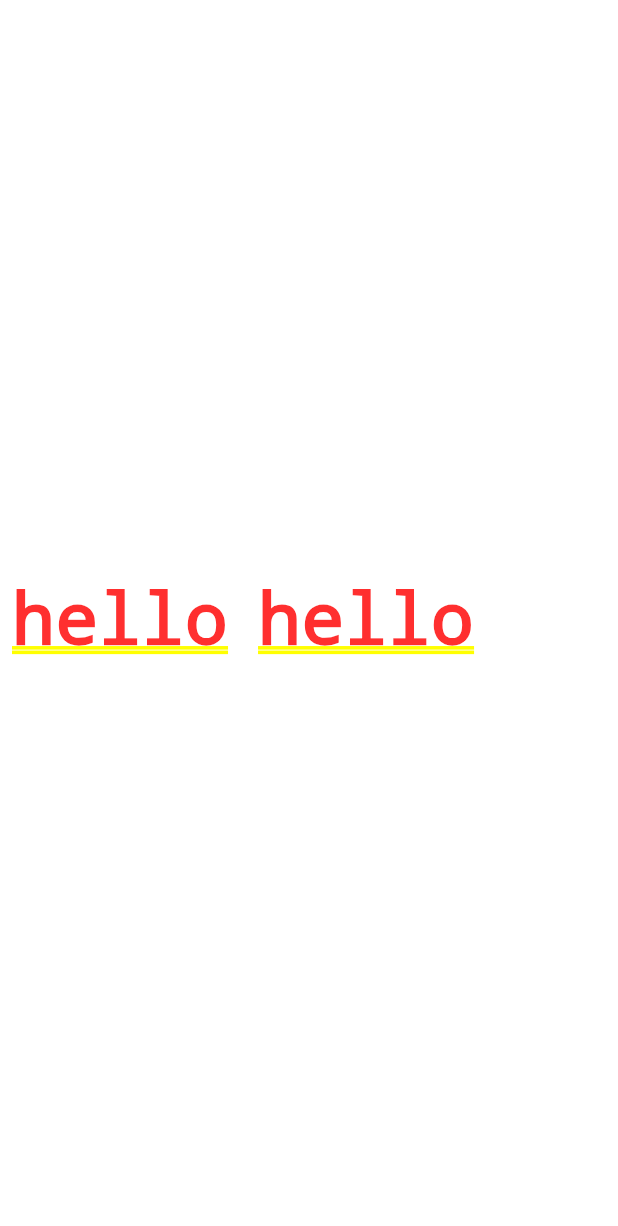
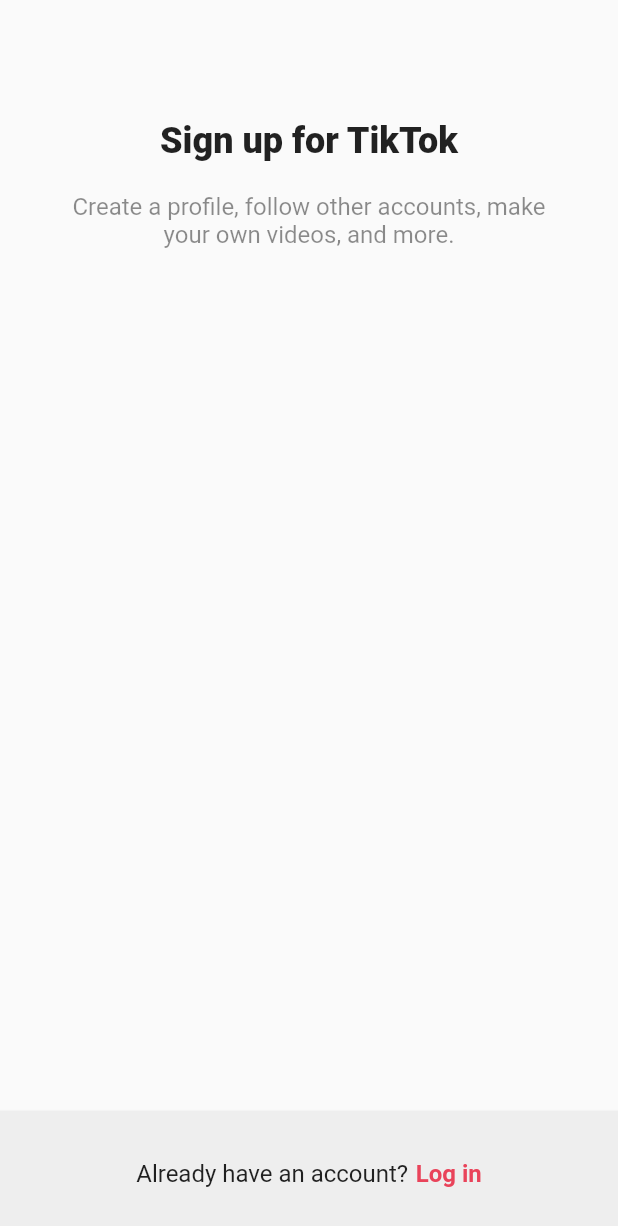
Before and after one commit to wonhopark89-dev/flutter_tictok_clone, a Flutter app: the screen it shows after launch, on a phone screen of 412 x 824 dp. Shown: the top 1226 px of the screen. Run offline on Flutter 3.47's test engine with Material 2 defaults, Android fonts, the phone set to English and light mode, and no system bars.

Commit message:
sign up screen

```diff
--- a/lib/main.dart
+++ b/lib/main.dart
@@ -1,6 +1,5 @@
 import 'package:flutter/material.dart';
-import 'package:flutter_tictok_clone/constants/gaps.dart';
-import 'package:flutter_tictok_clone/constants/sizes.dart';
+import 'package:flutter_tictok_clone/screens/sign_up/sign_up_screen.dart';
 
 void main() {
   runApp(const TictokApp());
@@ -17,18 +16,7 @@
       theme: ThemeData(
         primaryColor: const Color(0xFFE9435A),
       ),
-      home: Padding(
-        padding: const EdgeInsets.all(Sizes.size8),
-        child: Container(
-          child: Row(
-            children: const [
-              Text('hello'),
-              Gaps.h20,
-              Text('hello'),
-            ],
-          ),
-        ),
-      ),
+      home: const SignUpScreen(),
     );
   }
 }
--- /dev/null
+++ b/lib/screens/sign_up/sign_up_screen.dart
@@ -0,0 +1,63 @@
+import 'package:flutter/material.dart';
+import 'package:flutter_tictok_clone/constants/gaps.dart';
+import 'package:flutter_tictok_clone/constants/sizes.dart';
+
+class SignUpScreen extends StatelessWidget {
+  const SignUpScreen({super.key});
+
+  @override
+  Widget build(BuildContext context) {
+    return Scaffold(
+      body: SafeArea(
+        child: Padding(
+          padding: const EdgeInsets.symmetric(horizontal: Sizes.size40),
+          child: Column(
+            mainAxisSize: MainAxisSize.min,
+            children: const [
+              Gaps.v80,
+              Text(
+                'Sign up for TikTok',
+                style: TextStyle(fontSize: Sizes.size24, fontWeight: FontWeight.w800),
+              ),
+              Gaps.v20,
+              Text(
+                "Create a profile, follow other accounts, make your own videos, and more.",
+                style: TextStyle(
+                  fontSize: Sizes.size16,
+                  color: Colors.black45,
+                ),
+                textAlign: TextAlign.center,
+              ),
+              Gaps.v40,
+            ],
+          ),
+        ),
+      ),
+      bottomNavigationBar: BottomAppBar(
+        color: Colors.grey.shade200,
+        elevation: 2,
+        child: Padding(
+          padding: const EdgeInsets.symmetric(vertical: Sizes.size32),
+          child: Row(
+            mainAxisAlignment: MainAxisAlignment.center,
+            children: [
+              const Text(
+                "Already have an account?",
+                style: TextStyle(fontSize: Sizes.size16),
+              ),
+              Gaps.h5,
+              GestureDetector(
+                onTap: () {},
+                child: Text(
+                  "Log in",
+                  style: TextStyle(
+                      fontSize: Sizes.size16, fontWeight: FontWeight.w600, color: Theme.of(context).primaryColor),
+                ),
+              )
+            ],
+          ),
+        ),
+      ),
+    );
+  }
+}
```
Also changed, not shown: 1 other file.
